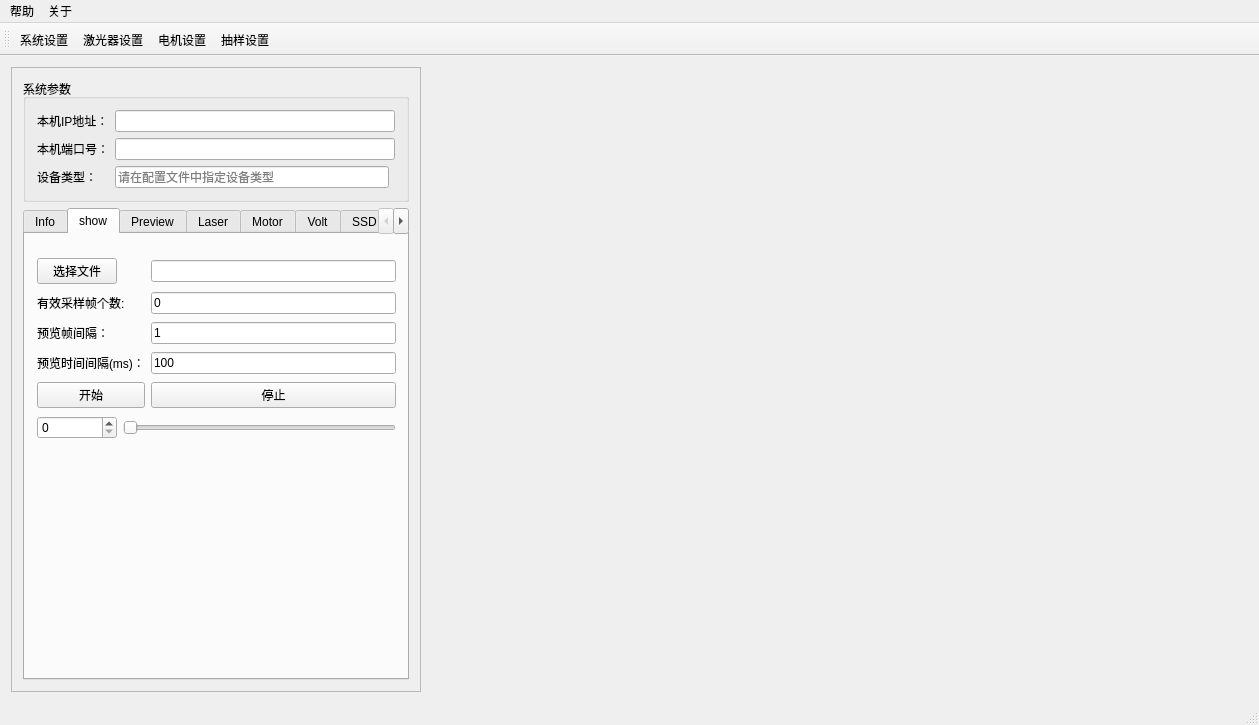
The window that ui/mainwindow.ui (kdurant/qt_study) describes before a commit, drawn with Qt 5.
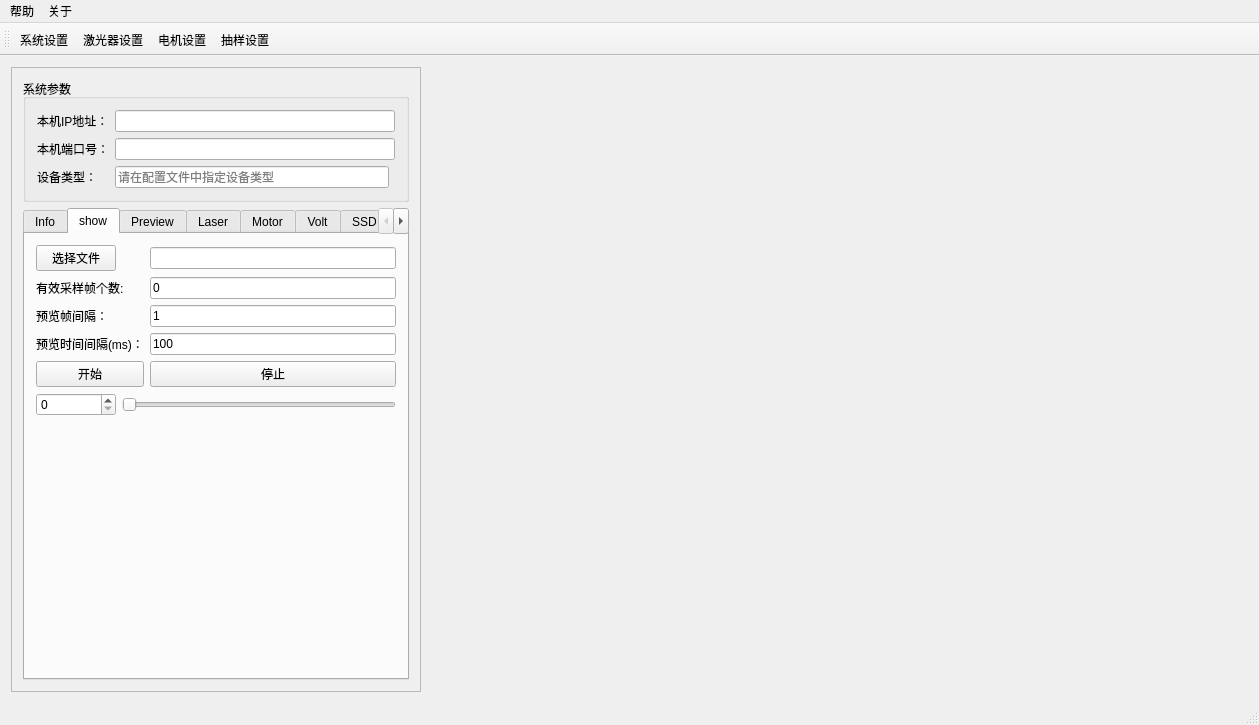
The same window after the commit. Icons and pictures are not drawn. Custom widgets are drawn as their Qt base class.

What changed in the file:
```diff
--- a/ui/mainwindow.ui
+++ b/ui/mainwindow.ui
@@ -146,117 +146,120 @@
            <attribute name="title">
             <string>show</string>
            </attribute>
-           <widget class="QWidget" name="">
-            <property name="geometry">
-             <rect>
-              <x>1</x>
-              <y>11</y>
-              <width>381</width>
-              <height>211</height>
-             </rect>
-            </property>
-            <layout class="QGridLayout" name="gridLayout_10">
-             <item row="0" column="0" colspan="2">
+           <layout class="QGridLayout" name="gridLayout_7">
+            <item row="2" column="2">
+             <widget class="QLineEdit" name="lineEdit_previewFrameInterval">
+              <property name="text">
+               <string>1</string>
+              </property>
+              <property name="readOnly">
+               <bool>false</bool>
+              </property>
+             </widget>
+            </item>
+            <item row="2" column="0">
+             <widget class="QLabel" name="label_6">
+              <property name="text">
+               <string>预览帧间隔：</string>
+              </property>
+             </widget>
+            </item>
+            <item row="1" column="2">
+             <widget class="QLineEdit" name="lineEdit_validFrameNum">
+              <property name="text">
+               <string>0</string>
+              </property>
+              <property name="readOnly">
+               <bool>true</bool>
+              </property>
+             </widget>
+            </item>
+            <item row="3" column="2">
+             <widget class="QLineEdit" name="lineEdit_previewTimeInterval">
+              <property name="text">
+               <string>100</string>
+              </property>
+             </widget>
+            </item>
+            <item row="0" column="0">
               <widget class="QPushButton" name="bt_selectShowFile">
                <property name="text">
                 <string>选择文件</string>
                </property>
               </widget>
              </item>
-             <item row="0" column="3">
+            <item row="5" column="0">
+             <widget class="QSpinBox" name="spin_framePos">
+              <property name="sizePolicy">
+               <sizepolicy hsizetype="Minimum" vsizetype="Minimum">
+                <horstretch>0</horstretch>
+                <verstretch>0</verstretch>
+               </sizepolicy>
+              </property>
+              <property name="maximumSize">
+               <size>
+                <width>16777215</width>
+                <height>16777215</height>
+               </size>
+              </property>
+             </widget>
+            </item>
+            <item row="0" column="2">
               <widget class="QLineEdit" name="lineEdit_selectShowFile">
                <property name="readOnly">
                 <bool>true</bool>
                </property>
               </widget>
              </item>
-             <item row="1" column="0" colspan="3">
+            <item row="1" column="0" colspan="2">
               <widget class="QLabel" name="lable_validFrameNum">
                <property name="text">
                 <string>有效采样帧个数:</string>
                </property>
               </widget>
              </item>
-             <item row="1" column="3">
-              <widget class="QLineEdit" name="lineEdit_validFrameNum">
-               <property name="text">
-                <string>0</string>
-               </property>
-               <property name="readOnly">
-                <bool>true</bool>
-               </property>
-              </widget>
-             </item>
-             <item row="2" column="0" colspan="2">
-              <widget class="QLabel" name="label_6">
-               <property name="text">
-                <string>预览帧间隔：</string>
+            <item row="6" column="0">
+             <spacer name="verticalSpacer_3">
+              <property name="orientation">
+               <enum>Qt::Vertical</enum>
+              </property>
+              <property name="sizeHint" stdset="0">
+               <size>
+                <width>20</width>
+                <height>40</height>
+               </size>
+              </property>
+             </spacer>
+            </item>
+            <item row="5" column="1" colspan="2">
+             <widget class="QSlider" name="slider_framePos">
+              <property name="orientation">
+               <enum>Qt::Horizontal</enum>
                </property>
               </widget>
              </item>
-             <item row="2" column="3">
-              <widget class="QLineEdit" name="lineEdit_previewFrameInterval">
-               <property name="text">
-                <string>1</string>
-               </property>
-               <property name="readOnly">
-                <bool>false</bool>
-               </property>
-              </widget>
-             </item>
-             <item row="3" column="0" colspan="3">
+            <item row="3" column="0" colspan="2">
               <widget class="QLabel" name="label_19">
                <property name="text">
                 <string>预览时间间隔(ms)：</string>
                </property>
               </widget>
              </item>
-             <item row="3" column="3">
-              <widget class="QLineEdit" name="lineEdit_previewTimeInterval">
-               <property name="text">
-                <string>100</string>
-               </property>
-              </widget>
-             </item>
-             <item row="4" column="3">
+            <item row="4" column="2">
               <widget class="QPushButton" name="btn_stopShowWave">
                <property name="text">
                 <string>停止</string>
                </property>
               </widget>
              </item>
-             <item row="4" column="0" colspan="3">
+            <item row="4" column="0" colspan="2">
               <widget class="QPushButton" name="bt_showWave">
                <property name="text">
                 <string>开始</string>
                </property>
               </widget>
              </item>
-             <item row="5" column="2" colspan="2">
-              <widget class="QSlider" name="slider_framePos">
-               <property name="orientation">
-                <enum>Qt::Horizontal</enum>
-               </property>
-              </widget>
-             </item>
-             <item row="5" column="0" colspan="2">
-              <widget class="QSpinBox" name="spin_framePos">
-               <property name="sizePolicy">
-                <sizepolicy hsizetype="Minimum" vsizetype="Minimum">
-                 <horstretch>0</horstretch>
-                 <verstretch>0</verstretch>
-                </sizepolicy>
-               </property>
-               <property name="maximumSize">
-                <size>
-                 <width>16777215</width>
-                 <height>16777215</height>
-                </size>
-               </property>
-              </widget>
-             </item>
-            </layout>
-           </widget>
+           </layout>
           </widget>
           <widget class="QWidget" name="tab_4">
            <attribute name="title">
@@ -659,31 +662,6 @@
               <property name="title">
                <string>文件</string>
               </property>
-              <widget class="QWidget" name="layoutWidget">
-               <property name="geometry">
-                <rect>
-                 <x>20</x>
-                 <y>30</y>
-                 <width>189</width>
-                 <height>64</height>
-                </rect>
-               </property>
-               <layout class="QGridLayout" name="gridLayout_7">
-                <item row="0" column="0" colspan="2">
-                 <widget class="QPushButton" name="pushButton_6">
-                  <property name="text">
-                   <string>检索文件</string>
-                  </property>
-                 </widget>
-                </item>
-                <item row="0" column="2">
-                 <widget class="QPushButton" name="pushButton_7">
-                  <property name="text">
-                   <string>详细信息</string>
-                  </property>
-                 </widget>
-                </item>
-                <item row="1" column="0">
                  <widget class="QLabel" name="label_45">
                   <property name="sizePolicy">
                    <sizepolicy hsizetype="Minimum" vsizetype="Preferred">
@@ -695,11 +673,41 @@
                    <string>文件名：</string>
                   </property>
                  </widget>
-                </item>
-                <item row="1" column="1" colspan="2">
-                 <widget class="QLineEdit" name="lineEdit_43"/>
-                </item>
-               </layout>
+              <widget class="QPushButton" name="pushButton_6">
+               <property name="geometry">
+                <rect>
+                 <x>21</x>
+                 <y>35</y>
+                 <width>75</width>
+                 <height>23</height>
+                </rect>
+               </property>
+               <property name="text">
+                <string>检索文件</string>
+               </property>
+              </widget>
+              <widget class="QPushButton" name="pushButton_7">
+               <property name="geometry">
+                <rect>
+                 <x>133</x>
+                 <y>35</y>
+                 <width>75</width>
+                 <height>23</height>
+                </rect>
+               </property>
+               <property name="text">
+                <string>详细信息</string>
+               </property>
+              </widget>
+              <widget class="QLineEdit" name="lineEdit_43">
+               <property name="geometry">
+                <rect>
+                 <x>75</x>
+                 <y>68</y>
+                 <width>133</width>
+                 <height>20</height>
+                </rect>
+               </property>
               </widget>
              </widget>
             </item>
```
Left out of the diff: 8 changed lines with no effect on the pictures. Lines whose indentation alone changed are shown as unchanged.
